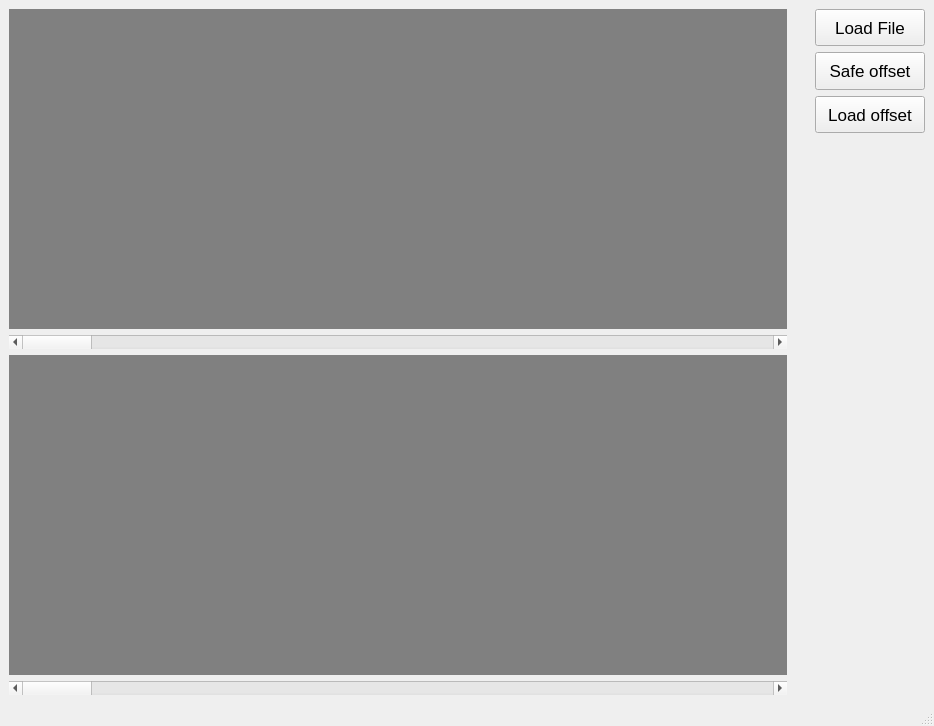
This is Vizualizace/Hydronaut_VisualisationTool.ui in MautnerVo/Hydronaut as Qt 5 draws it before an edit. The edited form follows.
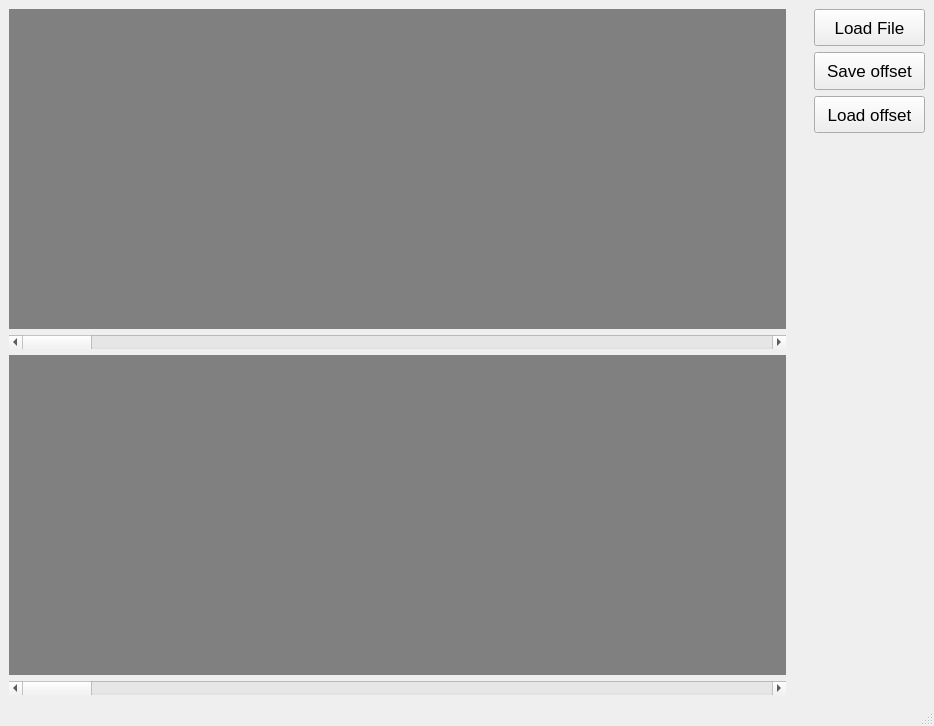
This is the edited form.

Patch:
```diff
--- a/Vizualizace/Hydronaut_VisualisationTool.ui
+++ b/Vizualizace/Hydronaut_VisualisationTool.ui
@@ -72,7 +72,7 @@
            </font>
           </property>
           <property name="text">
-           <string>Safe offset</string>
+           <string>Save offset</string>
           </property>
          </widget>
         </item>
```
